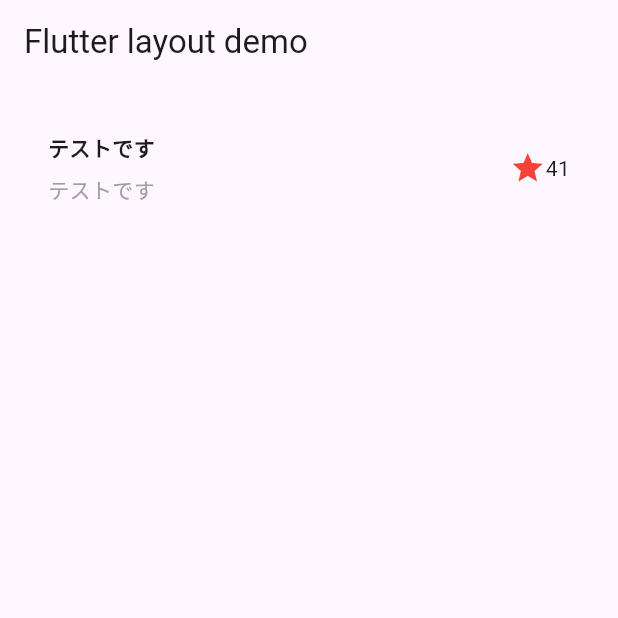
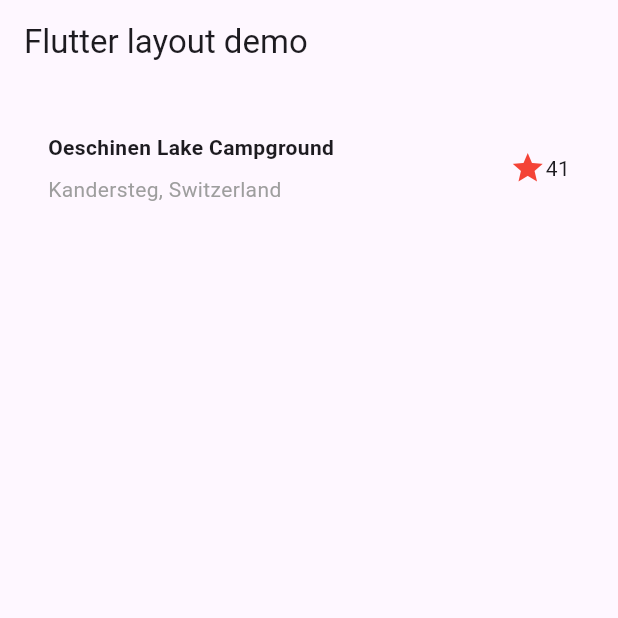
Before and after one commit to tsuruobiz/flutter_tutorial_2024, a Flutter app: the screen it shows after launch, on a phone screen of 412 x 824 dp, the top half of it. Run offline on Flutter 3.47's test engine with Material 3 defaults, Android fonts, the phone set to English and light mode, and no system bars.

Commit message:
Update the app to display the title section

```diff
--- a/lib/main.dart
+++ b/lib/main.dart
@@ -18,11 +18,11 @@ class MyApp extends StatelessWidget {
           child: Column(
             children: [
               TitleSection(
-            name: 'テストです',
-            location: 'テストです',
+                name: 'Oeschinen Lake Campground',
+                location: 'Kandersteg, Switzerland',
+              ),
+            ],
           ),
-            ],
-          )
         ),
       ),
     );
```
